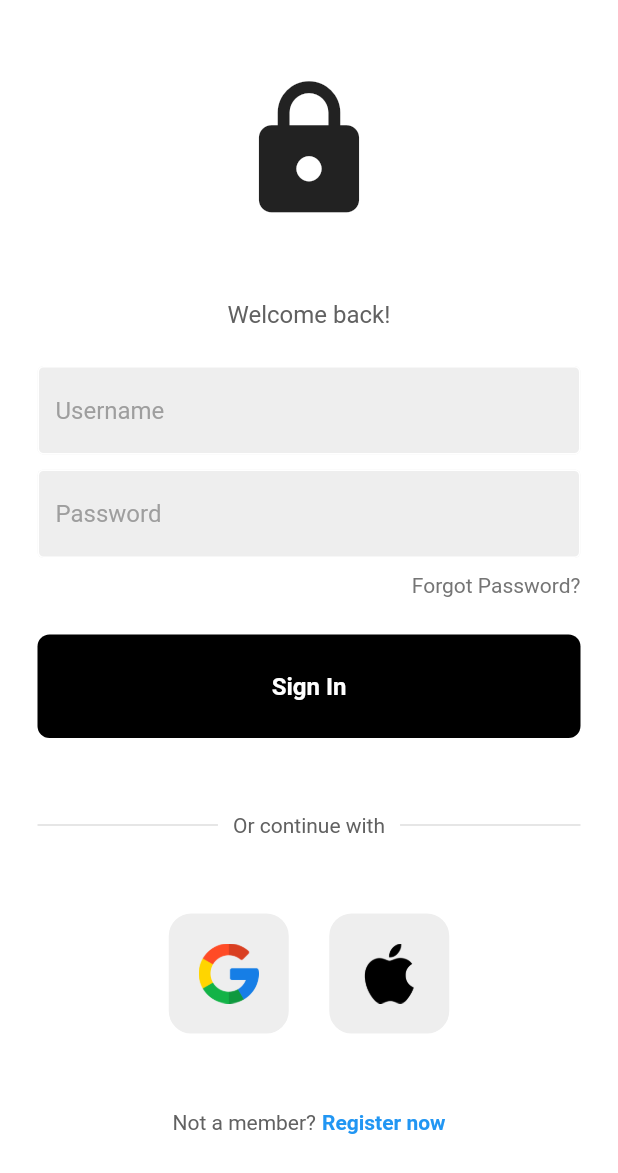
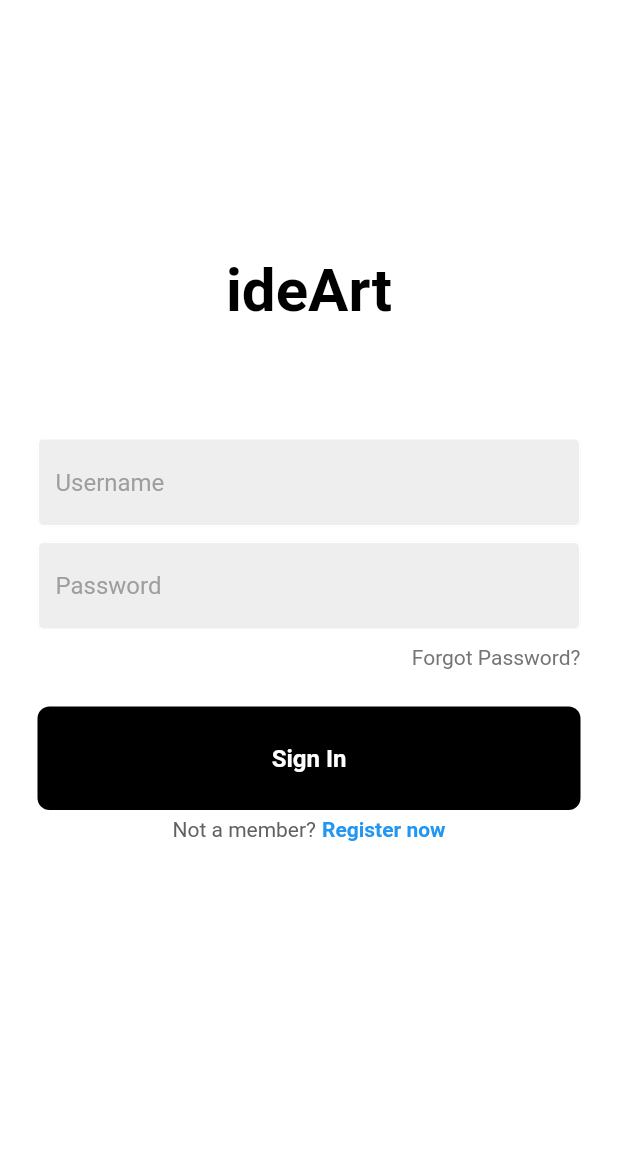
Before and after one commit to Melancholy22/ide_art_mobile_app, a Flutter app: the screen it shows after launch, on a phone screen of 412 x 824 dp. Shown: the top 1173 px of the screen. Run offline on Flutter 3.47's test engine with Material 2 defaults, Android fonts, the phone set to English and light mode, and no system bars; our stand-ins replace google_nav_bar; Roboto replaces fonts that are missing (Outfit).

Commit message:
Landing Page

```diff
--- a/lib/pages/login_page.dart
+++ b/lib/pages/login_page.dart
@@ -1,3 +1,5 @@
+// ignore_for_file: sort_child_properties_last
+
 import 'package:flutter/material.dart';
 import 'package:ide_art_mobile_app/components/my_button.dart';
 import 'package:ide_art_mobile_app/components/my_textfield.dart';
@@ -21,25 +23,53 @@ class LoginPage extends StatelessWidget {
         child: Center(
           child: Column(
             children: [
-
-              const SizedBox(height: 50,),
+              const SizedBox(height: 120,),
 
               // Logo
-              const Icon(
-                Icons.lock,
-                size: 100
+              // const Icon(
+              //   Icons.lock,
+              //   size: 100
+              // ),
+
+              Stack(
+                children: [
+                  // Container(
+                  //   child: Image(image: AssetImage('assets/images/Rectangle.png')),
+                  //   alignment: Alignment.topCenter,
+                  //   height: 150,
+                  //   width: 400,
+                  // ),
+                  Container(
+                    // child: Image(image: AssetImage('assets/images/ideArt.png')),
+                    // ignore: prefer_const_constructors
+                    child: Text(
+                      'ideArt',
+                      // ignore: prefer_const_constructors
+                      style: TextStyle(
+                        color: Colors.black,
+                        fontSize: 40,
+                        fontFamily: 'Outfit',
+                        fontWeight: FontWeight.bold
+                      ),
+                    ),
+                    padding: const EdgeInsets.all(50),
+                    alignment: Alignment.bottomCenter,
+                  ),
+
+                ]
               ),
-              const SizedBox(height: 50,),
+
+              const SizedBox(height: 25,),
 
               // Welcome back
-              Text(
-                'Welcome back!',
-                style: TextStyle(
-                  color: Colors.grey[700],
-                  fontSize: 16,
-                ),
-              ),
-              const SizedBox(height: 25,),
+              // Text(
+              //   'Welcome back!',
+              //   style: TextStyle(
+              //     color: Colors.grey[700],
+              //     fontSize: 16,
+              //   ),
+              // ),
+              // const SizedBox(height: 25,),
 
               // Username
               MyTextField(
@@ -78,52 +108,52 @@ class LoginPage extends StatelessWidget {
                 onTap: signUserIn,
               ),
 
-              const SizedBox(height: 50),
-              // or continue with
-              Padding(
-                padding: const EdgeInsets.symmetric(horizontal: 25.0),
-                child: Row(
-                  children: [
-                    Expanded(
-                      child: Divider(
-                        thickness: 0.5,
-                        color: Colors.grey[400],
-                      ),
-                    ),
-                    Padding(
-                      padding: const EdgeInsets.symmetric(horizontal: 10.0),
-                      child: Text(
-                        'Or continue with',
-                        style: TextStyle(color: Colors.grey[700]),
-                      ),
-                    ),
-                    Expanded(
-                      child: Divider(
-                        thickness: 0.5,
-                        color: Colors.grey[400],
-                      ),
-                    ),
-                  ],
-                ),
-              ),
+              const SizedBox(height: 5),
+              // // or continue with
+              // Padding(
+              //   padding: const EdgeInsets.symmetric(horizontal: 25.0),
+              //   child: Row(
+              //     children: [
+              //       Expanded(
+              //         child: Divider(
+              //           thickness: 0.5,
+              //           color: Colors.grey[400],
+              //         ),
+              //       ),
+              //       Padding(
+              //         padding: const EdgeInsets.symmetric(horizontal: 10.0),
+              //         child: Text(
+              //           'Or continue with',
+              //           style: TextStyle(color: Colors.grey[700]),
+              //         ),
+              //       ),
+              //       Expanded(
+              //         child: Divider(
+              //           thickness: 0.5,
+              //           color: Colors.grey[400],
+              //         ),
+              //       ),
+              //     ],
+              //   ),
+              // ),
 
-              const SizedBox(height: 50),
+              // const SizedBox(height: 50),
 
-              // Sign in options
-              Row(
-                mainAxisAlignment: MainAxisAlignment.center,
-                children: const [
-                  // google button
-                  SquareTile(imagePath: 'assets/images/google.png'),
+              // // Sign in options
+              // Row(
+              //   mainAxisAlignment: MainAxisAlignment.center,
+              //   children: const [
+              //     // google button
+              //     SquareTile(imagePath: 'assets/images/google.png'),
 
-                  SizedBox(width: 25),
+              //     SizedBox(width: 25),
 
-                  // apple button
-                  SquareTile(imagePath: 'assets/images/apple.png')
-                ],
-              ),
+              //     // apple button
+              //     SquareTile(imagePath: 'assets/images/apple.png')
+              //   ],
+              // ),
 
-              const SizedBox(height: 50),
+              // const SizedBox(height: 50),
 
               // Register Now
               Row(
```
